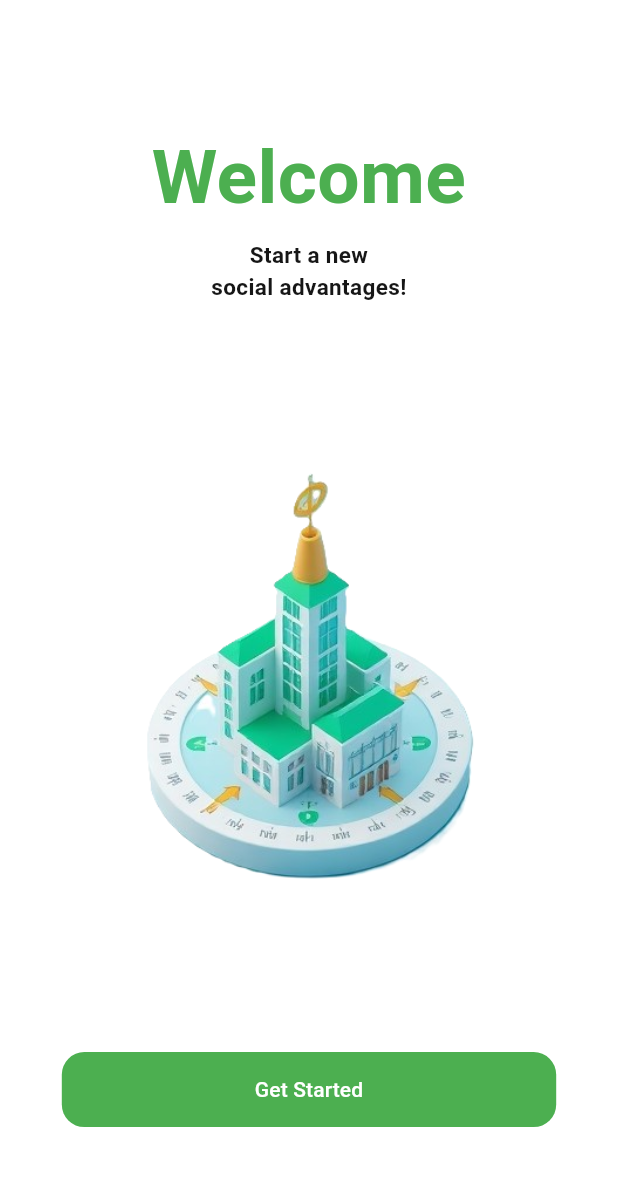
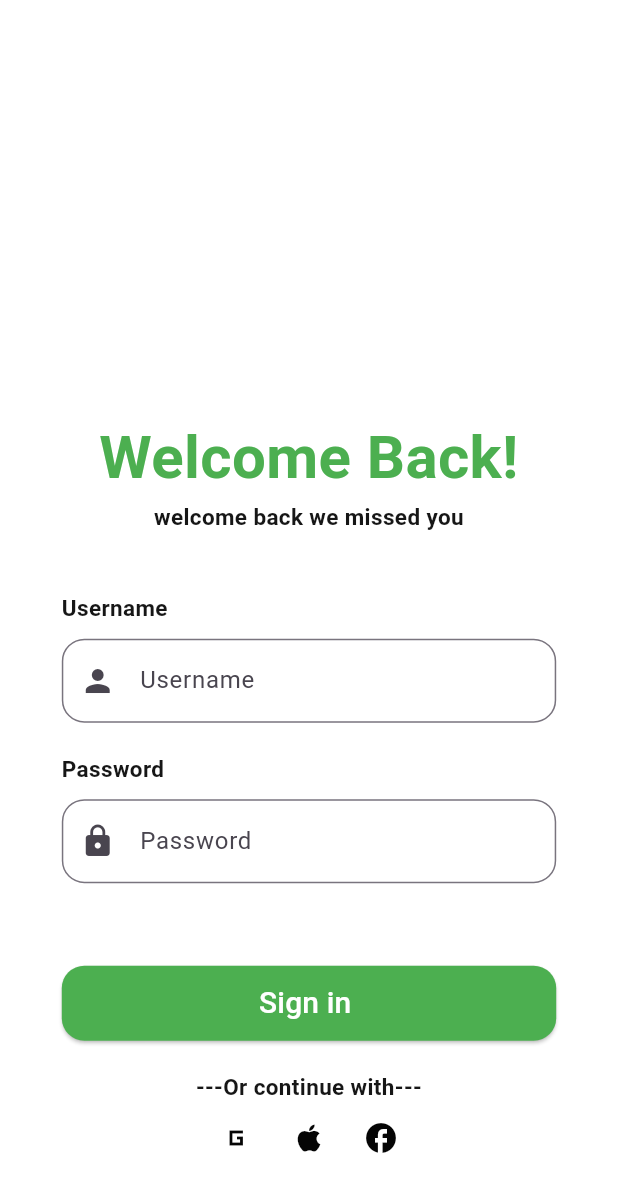
Before and after one commit to MalikKa2002/final_project, a Flutter app: the screen it shows after launch, on a phone screen of 412 x 824 dp. Shown: the top 1192 px of the screen. Run offline on Flutter 3.47's test engine with Material 3 defaults, Android fonts, the phone set to English and light mode, and no system bars.

Commit message:
login screen in progress

```diff
--- a/smart_guide/lib/Buttons/welcome_button.dart
+++ b/smart_guide/lib/Buttons/welcome_button.dart
@@ -12,8 +12,8 @@ class WelcomeButton extends StatelessWidget {
 
   @override
   Widget build(BuildContext context) {
-    return TextButton(
-      style: TextButton.styleFrom(
+    return ElevatedButton(
+      style: ElevatedButton.styleFrom(
         minimumSize: Size(400, 50),
         backgroundColor: Colors.green,
         foregroundColor: Colors.white,
--- a/smart_guide/lib/Screens/login_screen.dart
+++ b/smart_guide/lib/Screens/login_screen.dart
@@ -0,0 +1,125 @@
+import 'package:flutter/material.dart';
+import 'package:smart_guide/Buttons/welcome_button.dart';
+import 'package:smart_guide/Texts/body_text.dart';
+import 'package:smart_guide/Texts/heading_text.dart';
+import 'package:smart_guide/custom_text.dart';
+import 'package:smart_guide/icons/icons_button.dart';
+
+class LoginScreen extends StatefulWidget {
+  const LoginScreen({super.key});
+
+  @override
+  State<LoginScreen> createState() => _LoginScreenState();
+}
+
+class _LoginScreenState extends State<LoginScreen> {
+  final TextEditingController _usernameController = TextEditingController();
+  final TextEditingController _passwordController = TextEditingController();
+
+  @override
+  Widget build(BuildContext context) {
+    return Scaffold(
+      backgroundColor: Colors.white,
+      body: Padding(
+        padding: EdgeInsets.symmetric(
+          horizontal:
+              MediaQuery.of(context).size.width * 0.1, // 10% of screen width
+          vertical:
+              MediaQuery.of(context).size.height * 0.05, // 5% of screen height
+        ),
+        child: Column(
+          mainAxisAlignment: MainAxisAlignment.end,
+          crossAxisAlignment: CrossAxisAlignment.center,
+          children: [
+            //Heading Text
+            HeadingText('Welcome Back!'),
+
+            // Body Text
+            BodyText('welcome back we missed you'),
+            const SizedBox(height: 40),
+
+            // the user name  and the pasword
+            Align(
+              alignment: Alignment.centerLeft, // Aligns the text to the left
+              child: BodyText('Username'),
+            ),
+            const SizedBox(height: 10),
+            CustomText(
+              controller: _usernameController,
+              labelText: 'Username',
+              prefixIcon: Icons.person,
+              validator: (value) {
+                if (value == null || value.isEmpty) {
+                  return 'Please enter your username';
+                }
+                return null;
+              },
+            ),
+            const SizedBox(height: 20),
+
+            // password
+            Align(
+              alignment: Alignment.centerLeft, // Aligns the text to the left
+              child: BodyText('Password'),
+            ),
+            const SizedBox(height: 10),
+            CustomText(
+              controller: _passwordController,
+              labelText: 'Password',
+              prefixIcon: Icons.lock,
+              obscureText: true,
+              validator: (value) {
+                if (value == null || value.isEmpty) {
+                  return 'Please enter your password';
+                }
+                return null;
+              },
+            ),
+            // THe sign in Button
+            const SizedBox(height: 55),
+            WelcomeButton(
+              child: Text(
+                'Sign in ',
+                style: TextStyle(fontSize: 20.0),
+              ),
+              onPressed: () {
+                // Navigate or perform an action
+                print('sign in');
+              },
+            ),
+            const SizedBox(height: 20),
+
+            ///
+            BodyText('---Or continue with---'),
+            Row(
+              mainAxisAlignment: MainAxisAlignment.center,
+              children: [
+                IconsButton(
+                  icon: Icons.g_mobiledata_sharp,
+                  onPressed: () {
+                    // Navigate or perform an action
+                    print('Button Pressed');
+                  },
+                ),
+                IconsButton(
+                  icon: Icons.apple,
+                  onPressed: () {
+                    // Navigate or perform an action
+                    print('Button Pressed');
+                  },
+                ),
+                IconsButton(
+                  icon: Icons.facebook,
+                  onPressed: () {
+                    // Navigate or perform an action
+                    print('Button Pressed');
+                  },
+                )
+              ],
+            )
+          ],
+        ),
+      ),
+    );
+  }
+}
--- a/smart_guide/lib/Screens/welcome_screen.dart
+++ b/smart_guide/lib/Screens/welcome_screen.dart
@@ -44,7 +44,10 @@ class WelcomeScreen extends StatelessWidget {
 
             // Welcome Button
             WelcomeButton(
-              child: Text('Get Started'),
+              child: Text(
+                'Get Started',
+                style: TextStyle(fontSize: 20.0),
+              ),
               onPressed: () {
                 // Navigate or perform an action
                 print('Button Pressed');
--- a/smart_guide/lib/Texts/heading_text.dart
+++ b/smart_guide/lib/Texts/heading_text.dart
@@ -12,7 +12,7 @@ class HeadingText extends StatelessWidget {
       style: TextStyle(
         color: Colors.green,
         fontWeight: FontWeight.bold,
-        fontSize: 50,
+        fontSize: 40,
       ),
       textAlign: TextAlign.center,
     );
--- /dev/null
+++ b/smart_guide/lib/custom_text.dart
@@ -0,0 +1,33 @@
+import 'package:flutter/material.dart';
+
+class CustomText extends StatelessWidget {
+  const CustomText({
+    super.key,
+    required this.controller,
+    required this.labelText,
+    required this.prefixIcon,
+    this.obscureText = false,
+    this.validator,
+  });
+
+  final TextEditingController controller;
+  final String labelText;
+  final IconData prefixIcon;
+  final bool obscureText;
+  final String? Function(String?)? validator;
+
+  @override
+  Widget build(BuildContext context) {
+    return TextFormField(
+      controller: controller,
+      obscureText: obscureText,
+      decoration: InputDecoration(
+        labelText: labelText,
+        border: const OutlineInputBorder(
+            borderRadius: BorderRadius.all(Radius.circular(15))),
+        prefixIcon: Icon(prefixIcon),
+      ),
+      validator: validator,
+    );
+  }
+}
--- /dev/null
+++ b/smart_guide/lib/icons/icons_button.dart
@@ -0,0 +1,19 @@
+import 'package:flutter/material.dart';
+
+class IconsButton extends StatelessWidget {
+  const IconsButton({super.key, required this.icon, required this.onPressed});
+
+  final IconData icon;
+  final VoidCallback onPressed;
+
+  @override
+  Widget build(BuildContext context) {
+    return IconButton(
+      icon: Icon(
+        icon,
+        color: const Color.fromARGB(255, 5, 5, 5),
+      ),
+      onPressed: onPressed,
+    );
+  }
+}
--- a/smart_guide/lib/main.dart
+++ b/smart_guide/lib/main.dart
@@ -1,4 +1,5 @@
 import 'package:flutter/material.dart';
+import 'package:smart_guide/Screens/login_screen.dart';
 import 'package:smart_guide/Screens/welcome_screen.dart';
 
 void main() {
@@ -10,7 +11,7 @@ class ARGuideApp extends StatelessWidget {
   Widget build(BuildContext context) {
     return MaterialApp(
       debugShowCheckedModeBanner: false,
-      home: WelcomeScreen(),
+      home: LoginScreen(),
       theme: ThemeData(fontFamily: 'Roboto'),
     );
   }
```
